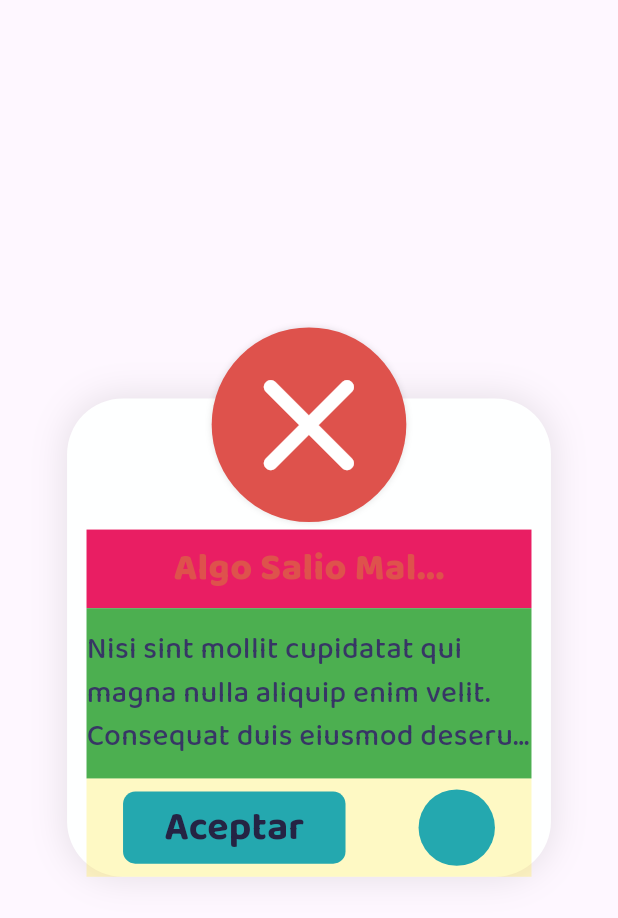
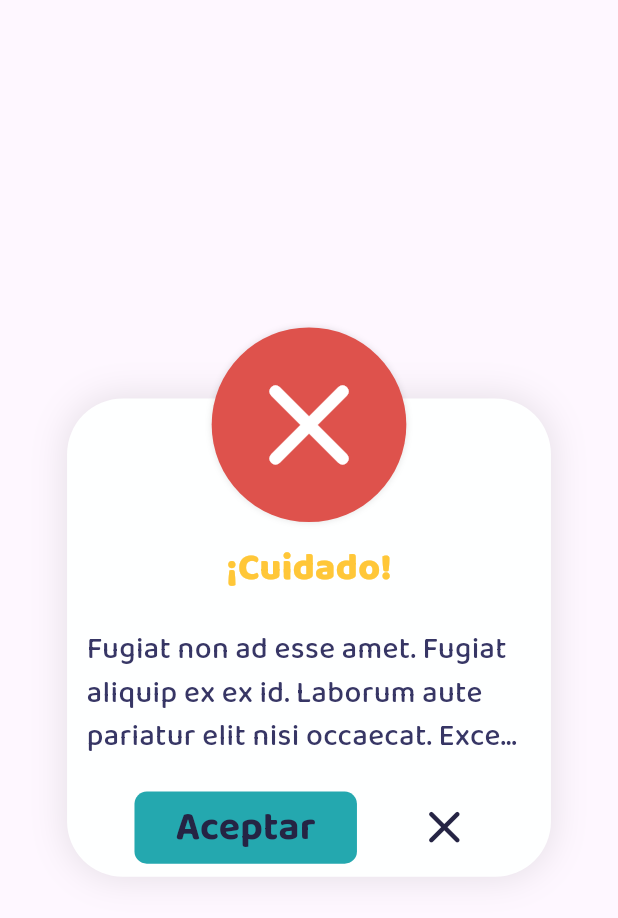
Before and after one commit to macsDevelop008/dulce-gestion-desing, a Flutter app: the screen it shows after launch, on a phone screen of 412 x 824 dp. Shown: the top 918 px of the screen. Run offline on Flutter 3.47's test engine with Material 3 defaults, Android fonts, the phone set to English and light mode, and no system bars; our stand-ins replace flutter_dotenv, flutter_svg, go_router.

Commit message:
Se avanza en el modal global

```diff
--- a/Desarrollo/dulce_gestion/lib/configuration/configuration.dart
+++ b/Desarrollo/dulce_gestion/lib/configuration/configuration.dart
@@ -1,3 +1,4 @@
+export 'package:dulce_gestion/configuration/enums/modal/modal_enums.dart';
 export 'package:dulce_gestion/configuration/themes/app_theme.dart';
 export 'package:dulce_gestion/configuration/constants/svg_images.dart';
 export 'package:dulce_gestion/configuration/constants/enviroment.dart';
--- /dev/null
+++ b/Desarrollo/dulce_gestion/lib/configuration/enums/modal/modal_enums.dart
@@ -0,0 +1 @@
+enum TypeModal { good, bad, warning }
--- a/Desarrollo/dulce_gestion/lib/presentation/01-profiles/screens/profiles_screen.dart
+++ b/Desarrollo/dulce_gestion/lib/presentation/01-profiles/screens/profiles_screen.dart
@@ -17,126 +17,9 @@ class ProfilesScreen extends StatelessWidget {
   Widget _modal(BuildContext context) {
     final double heightBase = Responsive.heightSize(context, 0.6, 0.53);
     final double widthBase = Responsive.widthSize(context, 0.9, 0.9);
-    Responsive.widthSize(context, 0.9, 0.9);
-    return Container(
-      alignment: Alignment.center,
-      color: Colors.red.withOpacity(0.0),
-      height: heightBase,
-      width: widthBase,
-      child: Stack(
-        alignment: Alignment.center,
-        children: [
-          //! Base fondo
-          Positioned(
-            top: heightBase * 0.165,
-            //! Base blanco
-            child: Container(
-                height: heightBase * 0.73,
-                width: widthBase * 0.87,
-                decoration: BoxDecoration(
-                    color: AppColorsRGBA.fourth,
-                    boxShadow: [
-                      BoxShadow(
-                          color: Colors.black.withOpacity(.1),
-                          blurRadius: 20,
-                          spreadRadius: 0.4)
-                    ],
-                    borderRadius:
-                        BorderRadius.all(Radius.circular(widthBase * 0.1))),
-                //! Componentes
-                child: Column(
-                  mainAxisAlignment: MainAxisAlignment.end,
-                  children: [
-                    //! Titulo
-                    Container(
-                      alignment: Alignment.center,
-                      color: Colors.pink.withOpacity(1.0),
-                      width: widthBase * 0.8,
-                      height: heightBase * 0.12,
-                      child: Text(
-                        'Algo Salio Mal...',
-                        overflow: TextOverflow.ellipsis,
-                        maxLines: 1,
-                        style: TextStyle(
-                            fontFamily: 'Baloo2',
-                            color: AppColorsRGBA.bad,
-                            fontWeight: FontWeight.w800,
-                            fontSize: Responsive.fontSize(context, 25)),
-                      ),
-                    ),
-                    //! Información
-                    Container(
-                      alignment: Alignment.center,
-                      color: Colors.green.withOpacity(1.0),
-                      width: widthBase * 0.8,
-                      height: heightBase * 0.26,
-                      child: Text(
-                        'Nisi sint mollit cupidatat qui magna nulla aliquip enim velit. Consequat duis eiusmod deserunt aute voluptate eiusmod irure aliqua deserunt ullamco duis nulla velit. Tempor do deserunt do eiusmod cupidatat mollit veniam. Velit velit duis non pariatur laboris sunt occaecat mollit anim ipsum. Sit ipsum laboris irure officia eu. Qui dolor proident irure officia sit Lorem velit non in veniam occaecat.',
-                        overflow: TextOverflow.ellipsis,
-                        maxLines: 3,
-                        style: TextStyle(
-                            fontFamily: 'Baloo2',
-                            color: AppColorsRGBA.seventh,
-                            fontWeight: FontWeight.w500,
-                            fontSize: Responsive.fontSize(context, 20)),
-                      ),
-                    ),
-                    //! Botones
-                    Container(
-                      alignment: Alignment.center,
-                      color: Colors.yellow.withOpacity(.3),
-                      width: widthBase * 0.8,
-                      height: heightBase * 0.15,
-                      child: Row(
-                        mainAxisAlignment: MainAxisAlignment.spaceAround,
-                        children: [
-                          // Botón aceptar
-                          GlobalButtonTextWidget(
-                            width: widthBase * 0.4,
-                            height: heightBase * 0.11,
-                            onPressed: () {},
-                            text: 'Aceptar',
-                            textSize: heightBase * 0.06,
-                            backgroundColor: AppColorsRGBA.good,
-                            textColor: AppColorsRGBA.sixth,
-                          ),
-                          // Botón cancelar
-                          GlobalButtonIconWidget(
-                            size: heightBase * 0.05,
-                            iconSize: heightBase * 0.08,
-                            backgroundColor: AppColorsRGBA.good,
-                            iconColor: AppColorsRGBA.good,
-                            icon: Icons.close,
-                          )
-                        ],
-                      ),
-                    )
-                  ],
-                )),
-          ),
-
-          //! Icono superior
-          Positioned(
-            top: heightBase * 0.03,
-            child: Container(
-              alignment: Alignment.center,
-              width: widthBase * 0.35,
-              height: heightBase * 0.35,
-              decoration: BoxDecoration(boxShadow: [
-                BoxShadow(
-                    color: Colors.black.withOpacity(0.1),
-                    blurRadius: 3,
-                    spreadRadius: 0.3)
-              ], shape: BoxShape.circle, color: AppColorsRGBA.bad),
-              child: Icon(
-                Icons.close_rounded,
-                color: Colors.white,
-                size: heightBase * 0.25,
-              ),
-            ),
-          ),
-        ],
-      ),
+    return GlobalModalView(
+      widthBase: widthBase,
+      heightBase: heightBase,
     );
   }
 }
--- /dev/null
+++ b/Desarrollo/dulce_gestion/lib/presentation/global/modal/views/global_modal_view.dart
@@ -0,0 +1,90 @@
+import 'package:dulce_gestion/configuration/configuration.dart';
+import 'package:dulce_gestion/presentation/presentation.dart';
+import 'package:flutter/material.dart';
+
+class GlobalModalView extends StatelessWidget {
+  final double widthBase;
+  final double heightBase;
+  const GlobalModalView(
+      {super.key, required this.widthBase, required this.heightBase});
+
+  @override
+  Widget build(BuildContext context) {
+    return Container(
+      alignment: Alignment.center,
+      color: Colors.red.withOpacity(0.0),
+      height: heightBase,
+      width: widthBase,
+      child: Stack(
+        alignment: Alignment.center,
+        children: [
+          //! Base fondo
+          Positioned(
+            top: heightBase * 0.165,
+            //! Base blanco
+            child: Container(
+                height: heightBase * 0.73,
+                width: widthBase * 0.87,
+                decoration: BoxDecoration(
+                    color: AppColorsRGBA.fourth,
+                    boxShadow: [
+                      BoxShadow(
+                          color: Colors.black.withOpacity(.1),
+                          blurRadius: 20,
+                          spreadRadius: 0.4)
+                    ],
+                    borderRadius:
+                        BorderRadius.all(Radius.circular(widthBase * 0.1))),
+                //! Componentes
+                child: Column(
+                  mainAxisAlignment: MainAxisAlignment.end,
+                  children: [
+                    //! Titulo
+                    GlobalModalTitleWidget(
+                      widthBase: widthBase,
+                      heightBase: heightBase,
+                      typeModal: TypeModal.warning,
+                    ),
+                    //! Texto de Información
+                    Container(
+                      alignment: Alignment.center,
+                      color: Colors.green.withOpacity(0.0),
+                      width: widthBase * 0.8,
+                      height: heightBase * 0.26,
+                      child: GlobalModalTextWidget(
+                        widthBase: widthBase,
+                        heightBase: heightBase,
+                        text:
+                            'Fugiat non ad esse amet. Fugiat aliquip ex ex id. Laborum aute pariatur elit nisi occaecat. Excepteur sunt mollit amet tempor. Aute id pariatur ullamco sunt mollit sunt dolore dolore consequat.',
+                      ),
+                    ),
+                    //! Botones
+                    Container(
+                      alignment: Alignment.center,
+                      color: Colors.yellow.withOpacity(.0),
+                      width: widthBase * 0.8,
+                      height: heightBase * 0.15,
+                      child: GlobalModalActionsWidget(
+                        widthBase: widthBase,
+                        heightBase: heightBase,
+                        onPressedAccept: () {},
+                        onPressedCancel: () {},
+                      ),
+                    )
+                  ],
+                )),
+          ),
+          //! Icono superior
+          Positioned(
+            top: heightBase * 0.03,
+            child: GlobalModalIconWidget(
+              widthBase: widthBase,
+              heightBase: heightBase,
+              typeModal: TypeModal.bad,
+            ),
+          ),
+        ],
+      ),
+    );
+  }
+}
--- /dev/null
+++ b/Desarrollo/dulce_gestion/lib/presentation/global/modal/widgets/global_modal_actions_widget.dart
@@ -0,0 +1,57 @@
+import 'package:dulce_gestion/configuration/configuration.dart';
+import 'package:dulce_gestion/presentation/presentation.dart';
+import 'package:flutter/material.dart';
+
+class GlobalModalActionsWidget extends StatelessWidget {
+  final double widthBase;
+  final double heightBase;
+  final VoidCallback? onPressedAccept;
+  final VoidCallback? onPressedCancel;
+  const GlobalModalActionsWidget(
+      {super.key,
+      required this.widthBase,
+      required this.heightBase,
+      this.onPressedAccept,
+      this.onPressedCancel});
+
+  @override
+  Widget build(BuildContext context) {
+    return Row(
+      mainAxisAlignment: MainAxisAlignment.spaceEvenly,
+      children: [
+        // Botón aceptar
+        if (onPressedAccept != null) ...[
+          GlobalButtonTextWidget(
+            width: widthBase * 0.4,
+            height: heightBase * 0.11,
+            onPressed: onPressedAccept != null
+                ? () {
+                    onPressedAccept!();
+                  }
+                : null,
+            text: 'Aceptar',
+            textSize: heightBase * 0.06,
+            backgroundColor: AppColorsRGBA.good,
+            textColor: AppColorsRGBA.sixth,
+          ),
+        ],
+
+        // Botón cancelar
+        if (onPressedCancel != null) ...[
+          GlobalButtonIconWidget(
+            size: heightBase * 0.12,
+            iconSize: heightBase * 0.085,
+            backgroundColor: Colors.transparent,
+            iconColor: AppColorsRGBA.sixth,
+            icon: Icons.close_rounded,
+            onPressed: onPressedCancel != null
+                ? () {
+                    onPressedCancel!();
+                  }
+                : null,
+          )
+        ],
+      ],
+    );
+  }
+}
--- /dev/null
+++ b/Desarrollo/dulce_gestion/lib/presentation/global/modal/widgets/global_modal_icon_widget.dart
@@ -0,0 +1,49 @@
+import 'package:dulce_gestion/configuration/configuration.dart';
+import 'package:flutter/material.dart';
+
+class GlobalModalIconWidget extends StatelessWidget {
+  final double widthBase;
+  final double heightBase;
+  final TypeModal typeModal;
+  const GlobalModalIconWidget(
+      {super.key,
+      required this.widthBase,
+      required this.heightBase,
+      required this.typeModal});
+
+  @override
+  Widget build(BuildContext context) {
+    return Container(
+      alignment: Alignment.center,
+      width: widthBase * 0.35,
+      height: heightBase * 0.35,
+      decoration: BoxDecoration(
+        color: _backgroundColor(),
+        shape: BoxShape.circle,
+        boxShadow: [
+          BoxShadow(
+              color: Colors.black.withOpacity(0.1),
+              blurRadius: 3,
+              spreadRadius: 0.3)
+        ],
+      ),
+      child: Icon(
+        _icon(),
+        color: Colors.white,
+        size: heightBase * 0.22,
+      ),
+    );
+  }
+
+  Color _backgroundColor() {
+    if (typeModal == TypeModal.bad) return AppColorsRGBA.bad;
+    if (typeModal == TypeModal.good) return AppColorsRGBA.good;
+    return AppColorsRGBA.warning;
+  }
+
+  IconData _icon() {
+    if (typeModal == TypeModal.bad) return Icons.close_rounded;
+    if (typeModal == TypeModal.good) return Icons.check_rounded;
+    return Icons.warning_rounded;
+  }
+}
--- /dev/null
+++ b/Desarrollo/dulce_gestion/lib/presentation/global/modal/widgets/global_modal_text_widget.dart
@@ -0,0 +1,27 @@
+import 'package:dulce_gestion/configuration/configuration.dart';
+import 'package:flutter/material.dart';
+
+class GlobalModalTextWidget extends StatelessWidget {
+  final double widthBase;
+  final double heightBase;
+  final String text;
+  const GlobalModalTextWidget(
+      {super.key,
+      required this.widthBase,
+      required this.heightBase,
+      required this.text});
+
+  @override
+  Widget build(BuildContext context) {
+    return Text(
+      text,
+      overflow: TextOverflow.ellipsis,
+      maxLines: 3,
+      style: TextStyle(
+          fontFamily: 'Baloo2',
+          color: AppColorsRGBA.seventh,
+          fontWeight: FontWeight.w500,
+          fontSize: Responsive.fontSize(context, 20)),
+    );
+  }
+}
--- /dev/null
+++ b/Desarrollo/dulce_gestion/lib/presentation/global/modal/widgets/global_modal_title_widget.dart
@@ -0,0 +1,45 @@
+import 'package:dulce_gestion/configuration/configuration.dart';
+import 'package:flutter/material.dart';
+
+class GlobalModalTitleWidget extends StatelessWidget {
+  final double widthBase;
+  final double heightBase;
+  final TypeModal typeModal;
+  const GlobalModalTitleWidget(
+      {super.key,
+      required this.widthBase,
+      required this.heightBase,
+      required this.typeModal});
+
+  @override
+  Widget build(BuildContext context) {
+    return Container(
+      alignment: Alignment.center,
+      color: Colors.pink.withOpacity(0.0),
+      width: widthBase * 0.8,
+      height: heightBase * 0.12,
+      child: Text(
+        _title(),
+        overflow: TextOverflow.ellipsis,
+        maxLines: 1,
+        style: TextStyle(
+            fontFamily: 'Baloo2',
+            color: _colorTitle(),
+            fontWeight: FontWeight.w800,
+            fontSize: Responsive.fontSize(context, 25)),
+      ),
+    );
+  }
+
+  Color _colorTitle() {
+    if (typeModal == TypeModal.bad) return AppColorsRGBA.bad;
+    if (typeModal == TypeModal.good) return AppColorsRGBA.good;
+    return AppColorsRGBA.warning;
+  }
+
+  String _title() {
+    if (typeModal == TypeModal.bad) return 'Algo Salio Mal...';
+    if (typeModal == TypeModal.good) return '¡Muy Bien!';
+    return '¡Cuidado!';
+  }
+}
--- a/Desarrollo/dulce_gestion/lib/presentation/global/widgets/global_button_icon_widget.dart
+++ b/Desarrollo/dulce_gestion/lib/presentation/global/widgets/global_button_icon_widget.dart
@@ -1,4 +1,3 @@
-import 'package:dulce_gestion/configuration/configuration.dart';
 import 'package:flutter/material.dart';
 
 class GlobalButtonIconWidget extends StatelessWidget {
@@ -15,22 +14,39 @@ class GlobalButtonIconWidget extends StatelessWidget {
       required this.backgroundColor,
       required this.iconColor,
       required this.icon,
-      this.onPressed,
+      required this.onPressed,
       required this.iconSize});
 
   @override
   Widget build(BuildContext context) {
-    // TODO: hacer con el Material button
     return Container(
       alignment: Alignment.center,
+      width: size,
+      height: size,
       decoration: BoxDecoration(color: backgroundColor, shape: BoxShape.circle),
-      child: IconButton(
+      child: Stack(
         alignment: Alignment.center,
-        splashColor: AppColorsRGBA.primary.withOpacity(0.3),
-        color: iconColor,
-        iconSize: iconSize,
-        icon: Icon(icon),
-        onPressed: () {},
+        children: [
+          // Icono
+          Icon(
+            icon,
+            color: iconColor,
+            size: iconSize,
+          ),
+          // Evento
+          SizedBox(
+            height: size,
+            width: size,
+            child: MaterialButton(
+              onPressed: onPressed != null
+                  ? () {
+                      onPressed!();
+                    }
+                  : null,
+              shape: const CircleBorder(),
+            ),
+          )
+        ],
       ),
     );
   }
--- a/Desarrollo/dulce_gestion/lib/presentation/presentation.dart
+++ b/Desarrollo/dulce_gestion/lib/presentation/presentation.dart
@@ -1,5 +1,10 @@
 //! global
+// View
+
+export 'package:dulce_gestion/presentation/global/modal/views/global_modal_view.dart';
+
 // Widget
+
 export 'package:dulce_gestion/presentation/global/widgets/global_button_icon_widget.dart';
 export 'package:dulce_gestion/presentation/global/widgets/global_button_text_widget.dart';
 export 'package:dulce_gestion/presentation/global/widgets/global_loading_animation_widget.dart';
@@ -7,6 +12,10 @@ export 'package:dulce_gestion/presentation/global/widgets/global_logo_widget.dar
 export 'package:dulce_gestion/presentation/global/widgets/global_background_rounded_square_gradient_widget.dart';
 export 'package:dulce_gestion/presentation/global/widgets/global_background_circle_gradient_widget.dart';
 export 'package:dulce_gestion/presentation/global/widgets/global_curve_background_decoration_widget.dart';
+export 'package:dulce_gestion/presentation/global/modal/widgets/global_modal_icon_widget.dart';
+export 'package:dulce_gestion/presentation/global/modal/widgets/global_modal_title_widget.dart';
+export 'package:dulce_gestion/presentation/global/modal/widgets/global_modal_text_widget.dart';
+export 'package:dulce_gestion/presentation/global/modal/widgets/global_modal_actions_widget.dart';
 
 //! 00-Initial
 // Screens
```
